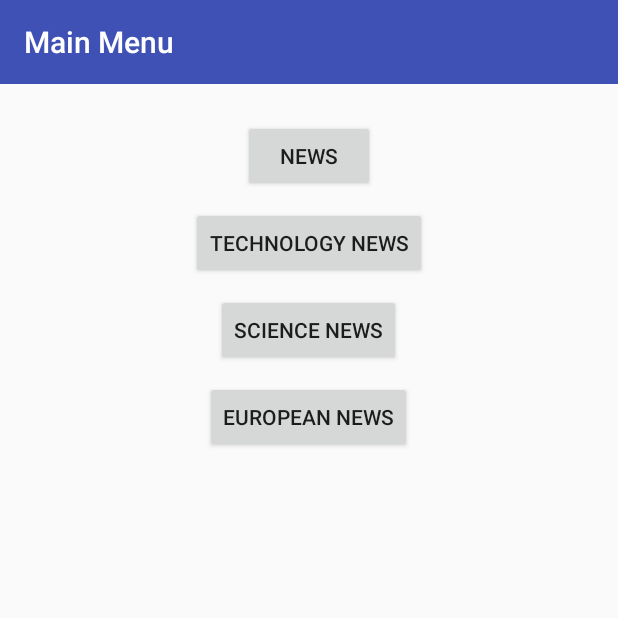
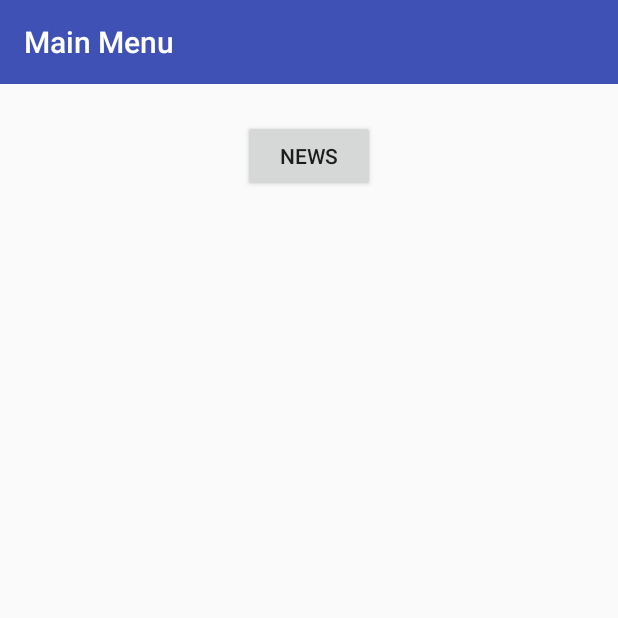
Before and after one commit to MarcinUryga/RSS, an Android app: the screen it shows after launch (MainActivity), on a phone screen of 412 x 824 dp, the top half of it. Run offline under Robolectric (Android 15) with nearby library versions, the phone set to English and light mode, and no system bars.

```diff
--- a/app/src/main/AndroidManifest.xml
+++ b/app/src/main/AndroidManifest.xml
@@ -18,7 +18,8 @@
                 <category android:name="android.intent.category.LAUNCHER" />
             </intent-filter>
         </activity>
-        <activity android:name=".Main2Activity"></activity>
+        <activity android:name=".NewsActivity"
+            android:configChanges="keyboardHidden|orientation"></activity>
     </application>
 
 </manifest>
--- a/app/src/main/java/com/example/miquido/rss/Fragments/NewsFragment.kt
+++ b/app/src/main/java/com/example/miquido/rss/Fragments/NewsFragment.kt
@@ -59,4 +59,5 @@ class NewsFragment(private val link: String): Fragment(), CallbackRSS {
             news.start()
         return true
     }
+
 }
--- a/app/src/main/java/com/example/miquido/rss/Fragments/OverviewFragment.kt
+++ b/app/src/main/java/com/example/miquido/rss/Fragments/OverviewFragment.kt
@@ -28,7 +28,7 @@ class OverviewFragment: Fragment() {
         newsBtn.setOnClickListener {
             onItemSelected("news")
         }
-
+/*
         technologyNewsBtn.setOnClickListener{
             onItemSelected(Links.TECHNOLOGY_NEWS_LINK)
         }
@@ -38,6 +38,7 @@ class OverviewFragment: Fragment() {
         europeanNewsBtn.setOnClickListener {
             onItemSelected(Links.EUROPEAN_NEWS_LINK)
         }
+*/
     }
 
     override fun onAttach(context: Context?) {
--- a/app/src/main/java/com/example/miquido/rss/MainActivity.kt
+++ b/app/src/main/java/com/example/miquido/rss/MainActivity.kt
@@ -2,9 +2,7 @@ package com.example.miquido.rss
 
 import android.content.Intent
 import android.os.Bundle
-import android.support.design.widget.BottomNavigationView
 import android.support.v7.app.AppCompatActivity
-import android.util.Log
 import com.example.miquido.rss.Fragments.NewsFragment
 import com.example.miquido.rss.Fragments.OverviewFragment
 import com.example.miquido.rss.interfaces.OverviewFragmentActivityListener
@@ -39,7 +37,7 @@ class MainActivity : AppCompatActivity(), OverviewFragmentActivityListener {
     override fun onClickItem(link: String) {
 
         if(link.equals("news")){
-            val activityIntent = Intent(baseContext, Main2Activity::class.java)
+            val activityIntent = Intent(baseContext, NewsActivity::class.java)
             baseContext.startActivity(activityIntent)
         }
 
--- a/app/src/main/res/drawable/ic_audiotrack_white_24dp.xml
+++ b/app/src/main/res/drawable/ic_audiotrack_white_24dp.xml
@@ -6,5 +6,5 @@
     android:viewportHeight="24.0">
     <path
         android:fillColor="#FFFFFF"
-        android:pathData="M12,3v9.28c-0.47,-0.17 -0.97,-0.28 -1.5,-0.28C8.01,12 6,14.01 6,16.5S8.01,21 10.5,21c2.31,0 4.2,-1.75 4.45,-4H15V6h4V3h-7z"/>
+        android:pathData=",3v9.28c-0.47,-0.17 -0.97,-0.28 -1.5,-0.28C8.01,12 6,14.01 6,16.5S8.01,21 10.5,21c2.31,0 4.2,-1.75 4.45,-4H15V6h4V3h-7z"/>
 </vector>
--- a/app/src/main/res/drawable/ic_favorite_white_24dp.xml
+++ b/app/src/main/res/drawable/ic_favorite_white_24dp.xml
@@ -6,4 +6,5 @@
     <path
         android:fillColor="#FFFFFF"
         android:pathData="M12,21.35l-1.45,-1.32C5.4,15.36 2,12.28 2,8.5 2,5.42 4.42,3 7.5,3c1.74,0 3.41,0.81 4.5,2.09C13.09,3.81 14.76,3 16.5,3 19.58,3 22,5.42 22,8.5c0,3.78 -3.4,6.86 -8.55,11.54L12,21.35z"/>
+
 </vector>
--- a/app/src/main/res/layout/overview_fragment.xml
+++ b/app/src/main/res/layout/overview_fragment.xml
@@ -2,7 +2,6 @@
 <LinearLayout xmlns:android="http://schemas.android.com/apk/res/android"
     android:orientation="vertical" android:layout_width="match_parent"
     android:layout_height="match_parent">
-
 
     <Button
         android:id="@+id/newsBtn"
@@ -12,33 +11,4 @@
         android:layout_width="wrap_content"
         android:layout_height="wrap_content" />
 
-
-    <Button
-        android:id="@+id/technologyNewsBtn"
-        android:layout_marginTop="10dp"
-        android:text="technology news"
-        android:layout_gravity="center"
-        android:layout_width="wrap_content"
-        android:layout_height="wrap_content" />
-
-    <Button
-        android:id="@+id/scienceNewsBtn"
-        android:layout_marginTop="10dp"
-        android:text="science news"
-        android:layout_gravity="center"
-        android:layout_width="wrap_content"
-        android:layout_height="wrap_content" />
-
-    <Button
-        android:id="@+id/europeanNewsBtn"
-        android:layout_marginTop="10dp"
-        android:text="european news"
-        android:layout_gravity="center"
-        android:layout_width="wrap_content"
-        android:layout_height="wrap_content" />
-
-
-
-
-
 </LinearLayout>
--- a/app/src/main/res/values/strings.xml
+++ b/app/src/main/res/values/strings.xml
@@ -1,6 +1,6 @@
 <resources>
     <string name="app_name">RSS</string>
-    <string name="text_favorites">Favourites</string>
-    <string name="text_schedules">Schedules</string>
-    <string name="text_music">Music</string>
+    <string name="text_europe">Europe news</string>
+    <string name="text_technology">Technology news</string>
+    <string name="text_science">Science news</string>
 </resources>
```
Also changed, not shown: app/src/main/java/com/example/miquido/rss/Main2Activity.kt (deleted, +0 -23 lines), app/src/main/java/com/example/miquido/rss/NewsActivity.kt (added, +54 -0 lines), app/src/main/res/layout/activity_news.xml (renamed from app/src/main/res/layout/activity_main2.xml, +7 -1 lines), app/src/main/res/menu/bottom_navigation_main.xml (+9 -9 lines).
